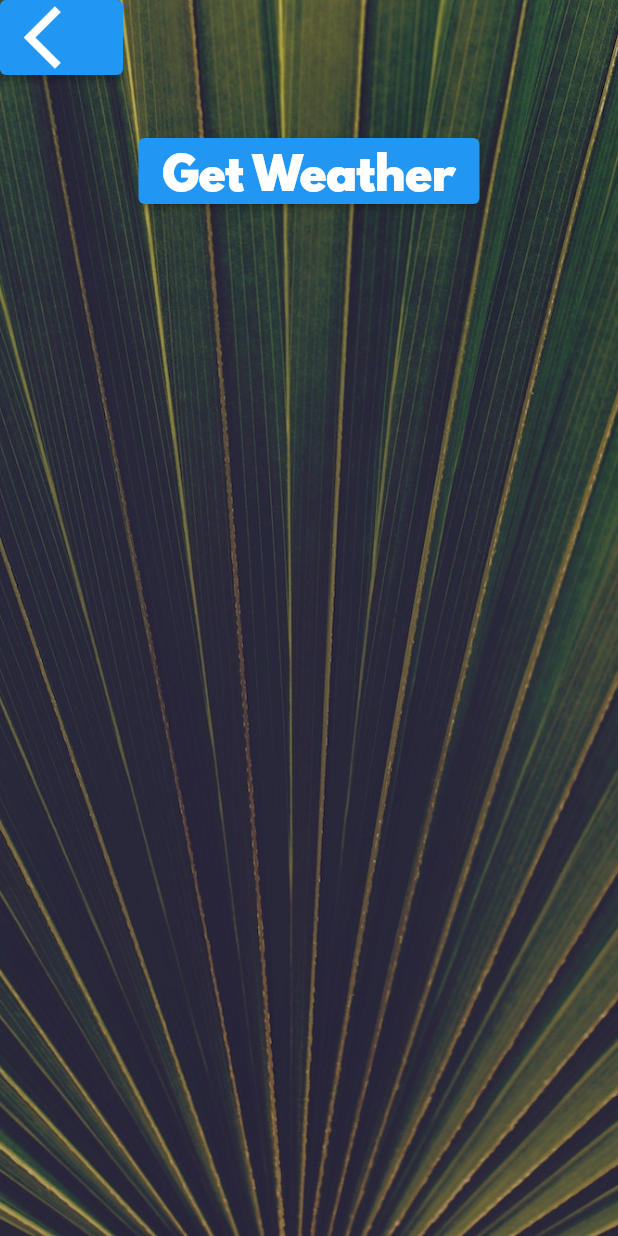
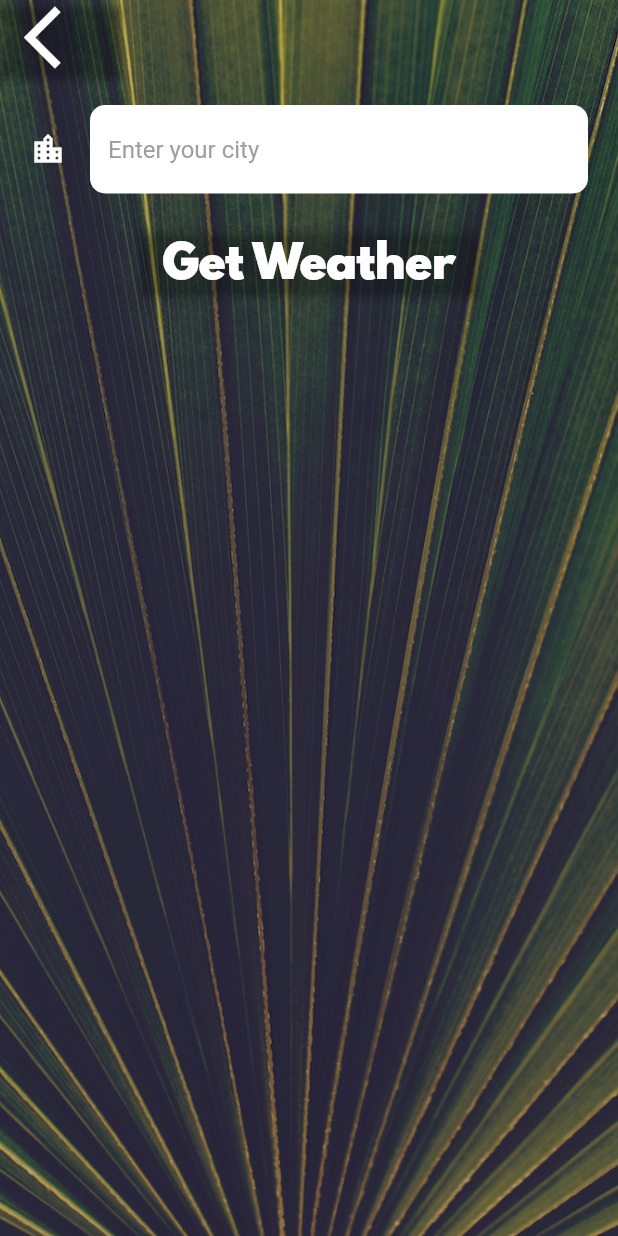
Before and after one commit to hshehabu/flutter-climate-app, a Flutter app: the CityScreen screen opened directly, on a phone screen of 412 x 824 dp. Run offline on Flutter 3.47's test engine with Material 2 defaults, Android fonts, the phone set to English and light mode, and no system bars; our stand-ins replace flutter_spinkit, geolocator; network calls fail.

Commit message:
design the UI for entering city name

```diff
--- a/lib/screens/city_screen.dart
+++ b/lib/screens/city_screen.dart
@@ -24,7 +24,10 @@ class _CityScreenState extends State<CityScreen> {
               Align(
                 alignment: Alignment.topLeft,
                 child: ElevatedButton(
-                  onPressed: () {},
+                  onPressed: () {
+                    Navigator.pop(context);
+                  },
+                  style: kButtonBGStyle,
                   child: Icon(
                     Icons.arrow_back_ios,
                     size: 50.0,
@@ -33,10 +36,16 @@ class _CityScreenState extends State<CityScreen> {
               ),
               Container(
                 padding: EdgeInsets.all(20.0),
-                child: null,
+                child: TextField(
+                  style: TextStyle(
+                    color: Colors.black,
+                  ),
+                  decoration: kTextInputDecoration,
+                ),
               ),
               ElevatedButton(
                 onPressed: () {},
+                style: kButtonBGStyle,
                 child: Text(
                   'Get Weather',
                   style: kButtonTextStyle,
--- a/lib/utilities/constants.dart
+++ b/lib/utilities/constants.dart
@@ -14,7 +14,27 @@ const kButtonTextStyle = TextStyle(
   fontSize: 30.0,
   fontFamily: 'Spartan MB',
 );
+const kTextInputDecoration = InputDecoration(
+  filled: true,
+  fillColor: Colors.white,
+  icon: Icon(
+    Icons.location_city,
+    color: Colors.white,
+  ),
+  hintText: 'Enter your city',
+  hintStyle: TextStyle(color: Colors.grey),
+  border: OutlineInputBorder(
+    borderRadius: BorderRadius.all(
+      Radius.circular(10.0),
+    ),
+    borderSide: BorderSide.none,
+  ),
+);
 
 const kConditionTextStyle = TextStyle(
   fontSize: 100.0,
 );
+
+var kButtonBGStyle = ButtonStyle(
+  backgroundColor: MaterialStateProperty.all(Colors.transparent),
+);
```
